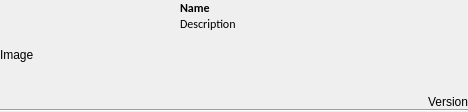
Old version of the form src/roam/ui/ui_projectwidget.ui in the repository roam-qgis/Roam.
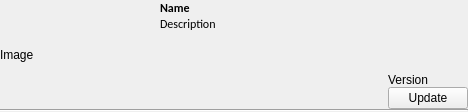
New version of the form.

Commit message: Add basic project update code

The edit to the form file:
```diff
--- a/src/roam/ui/ui_projectwidget.ui
+++ b/src/roam/ui/ui_projectwidget.ui
@@ -38,7 +38,7 @@
    <property name="margin">
     <number>0</number>
    </property>
-   <item row="0" column="0" rowspan="2">
+   <item row="1" column="0" rowspan="4">
     <widget class="QLabel" name="imagelabel">
      <property name="sizePolicy">
       <sizepolicy hsizetype="MinimumExpanding" vsizetype="Expanding">
@@ -66,7 +66,7 @@
      </property>
     </widget>
    </item>
-   <item row="0" column="1" rowspan="2">
+   <item row="1" column="1" rowspan="4">
     <layout class="QVBoxLayout" name="verticalLayout">
      <item>
       <widget class="QLabel" name="namelabel">
@@ -134,7 +134,7 @@
      </item>
     </layout>
    </item>
-   <item row="0" column="3" rowspan="2">
+   <item row="1" column="3" rowspan="3">
     <spacer name="horizontalSpacer">
      <property name="orientation">
       <enum>Qt::Horizontal</enum>
@@ -150,7 +150,7 @@
      </property>
     </spacer>
    </item>
-   <item row="1" column="4">
+   <item row="3" column="4">
     <widget class="QLabel" name="versionlabel">
      <property name="styleSheet">
       <string notr="true"/>
@@ -166,7 +166,7 @@
      </property>
     </widget>
    </item>
-   <item row="0" column="4">
+   <item row="1" column="4">
     <spacer name="verticalSpacer_2">
      <property name="orientation">
       <enum>Qt::Vertical</enum>
@@ -179,7 +179,7 @@
      </property>
     </spacer>
    </item>
-   <item row="2" column="0" colspan="5">
+   <item row="5" column="0" colspan="5">
     <widget class="Line" name="line">
      <property name="styleSheet">
       <string notr="true">color: rgb(147, 147, 147);</string>
@@ -189,6 +189,13 @@
      </property>
     </widget>
    </item>
+   <item row="4" column="4">
+    <widget class="QPushButton" name="updateButton">
+     <property name="text">
+      <string>Update</string>
+     </property>
+    </widget>
+   </item>
   </layout>
  </widget>
  <resources/>
```
The commit also changes 1 other file.
